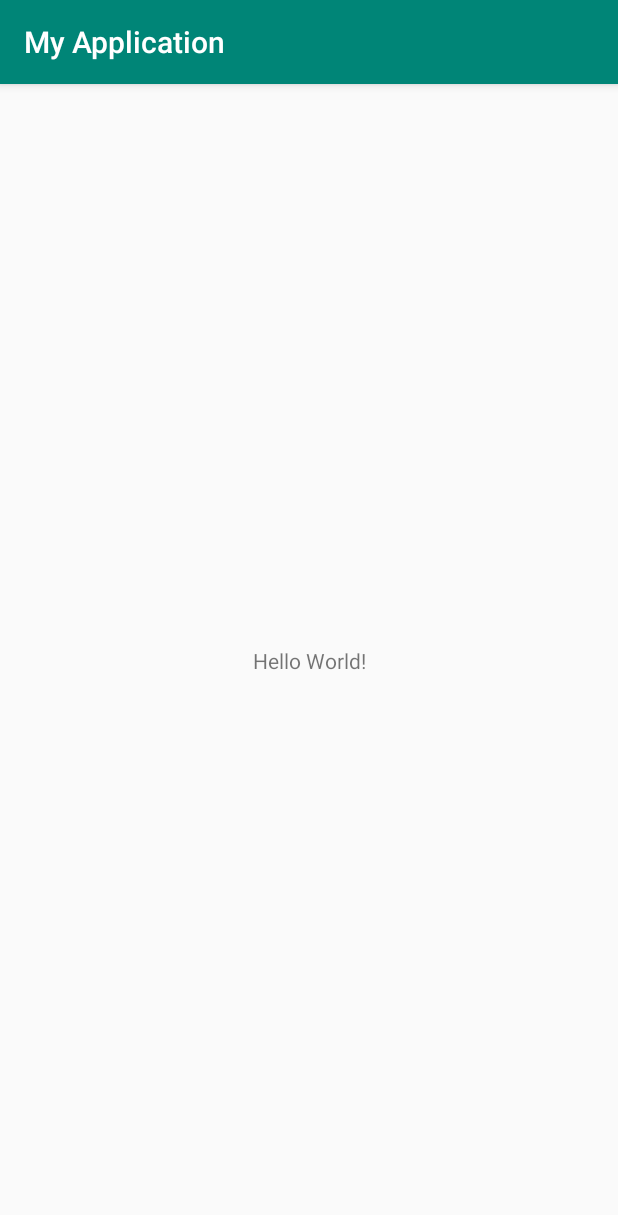
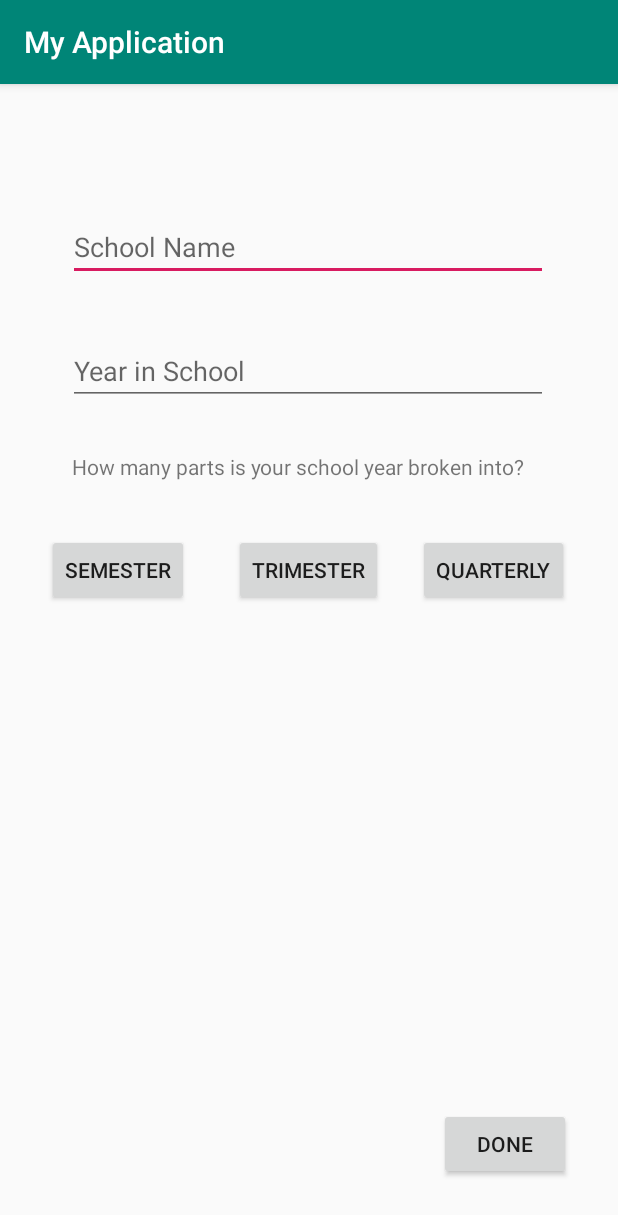
Before and after one commit to JvstinNgvyen/MobileAppFinal, an Android app: the screen it shows after launch (MainActivity), on a phone screen of 412 x 824 dp. Shown: the top 1215 px of the screen. Run offline under Robolectric (Android 15) with nearby library versions, the phone set to English and light mode, and no system bars.

Commit message:
main activity changes

```diff
--- a/app/src/main/java/edu/wit/mobileapp/myapplication/MainActivity.java
+++ b/app/src/main/java/edu/wit/mobileapp/myapplication/MainActivity.java
@@ -9,6 +9,6 @@ public class MainActivity extends AppCompatActivity {
     @Override
     protected void onCreate(Bundle savedInstanceState) {
         super.onCreate(savedInstanceState);
-        setContentView(R.layout.activity_main);
+        setContentView(R.layout.information_entry_layout);
     }
 }
--- a/app/src/main/res/layout/activity_main.xml
+++ /dev/null
@@ -1,18 +0,0 @@
-<?xml version="1.0" encoding="utf-8"?>
-<androidx.constraintlayout.widget.ConstraintLayout xmlns:android="http://schemas.android.com/apk/res/android"
-    xmlns:app="http://schemas.android.com/apk/res-auto"
-    xmlns:tools="http://schemas.android.com/tools"
-    android:layout_width="match_parent"
-    android:layout_height="match_parent"
-    tools:context=".MainActivity">
-
-    <TextView
-        android:layout_width="wrap_content"
-        android:layout_height="wrap_content"
-        android:text="Hello World!"
-        app:layout_constraintBottom_toBottomOf="parent"
-        app:layout_constraintLeft_toLeftOf="parent"
-        app:layout_constraintRight_toRightOf="parent"
-        app:layout_constraintTop_toTopOf="parent" />
-
-</androidx.constraintlayout.widget.ConstraintLayout>
--- a/app/src/main/res/layout/information_entry_layout.xml
+++ b/app/src/main/res/layout/information_entry_layout.xml
@@ -4,7 +4,8 @@
     xmlns:app="http://schemas.android.com/apk/res-auto"
     xmlns:tools="http://schemas.android.com/tools"
     android:layout_width="match_parent"
-    android:layout_height="match_parent">
+    android:layout_height="match_parent"
+    tools:context=".MainActivity">
 
     <EditText
         android:id="@+id/editText"
@@ -12,7 +13,7 @@
         android:layout_height="wrap_content"
         android:ems="15"
         android:inputType="textPersonName"
-        android:text="School Name"
+        android:hint="School Name"
         app:layout_constraintBottom_toBottomOf="parent"
         app:layout_constraintEnd_toEndOf="parent"
         app:layout_constraintHorizontal_bias="0.494"
@@ -26,7 +27,7 @@
         android:layout_height="wrap_content"
         android:ems="15"
         android:inputType="textPersonName"
-        android:text="Year in School"
+        android:hint="Year in School"
         app:layout_constraintBottom_toBottomOf="parent"
         app:layout_constraintEnd_toEndOf="parent"
         app:layout_constraintHorizontal_bias="0.494"
@@ -38,7 +39,7 @@
         android:id="@+id/button"
         android:layout_width="wrap_content"
         android:layout_height="wrap_content"
-        android:text="2"
+        android:text="Semester"
         app:layout_constraintBottom_toBottomOf="parent"
         app:layout_constraintEnd_toStartOf="@+id/button2"
         app:layout_constraintHorizontal_bias="0.506"
@@ -51,14 +52,18 @@
         android:layout_width="wrap_content"
         android:layout_height="wrap_content"
         android:text="Done"
-        tools:layout_editor_absoluteX="161dp"
-        tools:layout_editor_absoluteY="420dp" />
+        app:layout_constraintBottom_toBottomOf="parent"
+        app:layout_constraintEnd_toEndOf="parent"
+        app:layout_constraintHorizontal_bias="0.904"
+        app:layout_constraintStart_toStartOf="parent"
+        app:layout_constraintTop_toTopOf="parent"
+        app:layout_constraintVertical_bias="0.948" />
 
     <Button
         android:id="@+id/button2"
         android:layout_width="wrap_content"
         android:layout_height="wrap_content"
-        android:text="3"
+        android:text="Trimester"
         app:layout_constraintBottom_toBottomOf="parent"
         app:layout_constraintEnd_toEndOf="parent"
         app:layout_constraintHorizontal_bias="0.498"
@@ -70,7 +75,7 @@
         android:id="@+id/button3"
         android:layout_width="wrap_content"
         android:layout_height="wrap_content"
-        android:text="4"
+        android:text="Quarterly"
         app:layout_constraintBottom_toBottomOf="parent"
         app:layout_constraintEnd_toEndOf="parent"
         app:layout_constraintHorizontal_bias="0.418"
```
